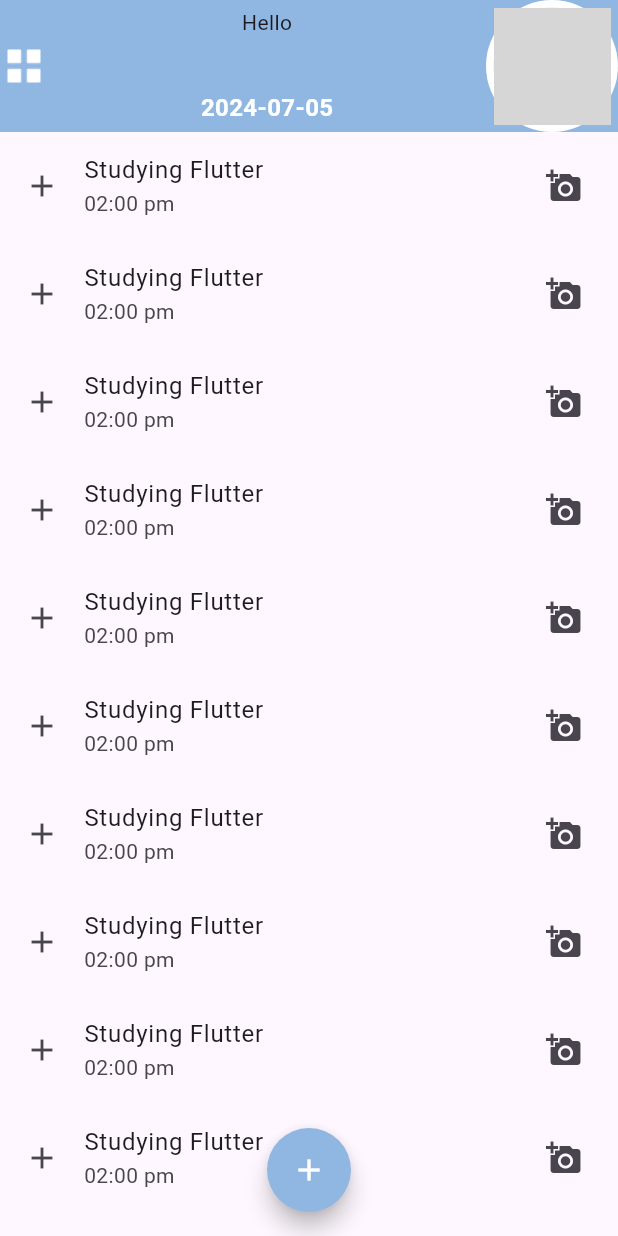
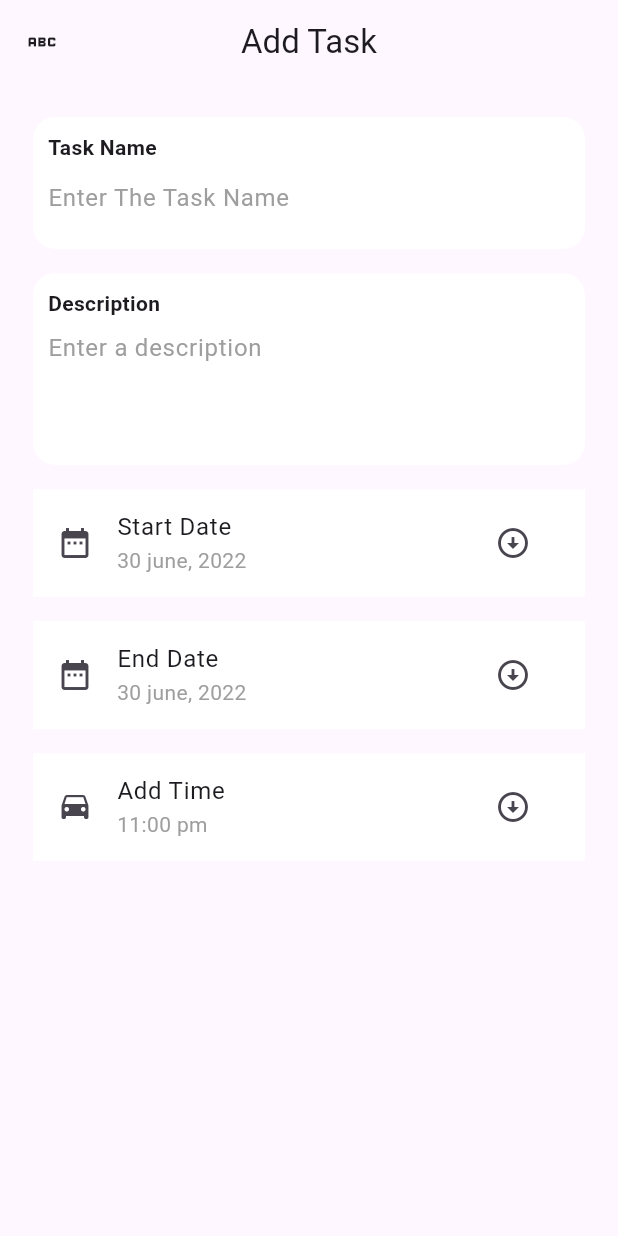
Before and after one commit to ZiadElsaadany/todo-session-cycle-8, a Flutter app: the HomeScreen screen opened directly with empty values, after a tap on the "add" icon, on a phone screen of 412 x 824 dp. Run offline on Flutter 3.47's test engine with Material 3 defaults, Android fonts, the light colour scheme and no system bars; our stand-ins replace image_picker; grey boxes are pictures that could not be loaded.

Commit message:
add task added

```diff
--- /dev/null
+++ b/lib/core/shared_widgets/custom_field.dart
@@ -0,0 +1,52 @@
+import 'package:flutter/material.dart';
+
+class CustomTextField extends StatelessWidget {
+  const CustomTextField({super.key, required this.name, required this.hintText,  this.minLine = 1 ,  this.mxLine =1, required this.controller });
+
+  final String name ;
+  final String hintText;
+  final int minLine;
+  final int mxLine;
+  final TextEditingController controller;
+
+  @override
+  Widget build(BuildContext context) {
+    return Container(
+      padding: const EdgeInsets.all(10),
+      decoration: BoxDecoration(
+        color: Colors.white,
+        borderRadius: BorderRadius.circular(15),
+
+      ),
+      child: Column
+        (
+        crossAxisAlignment: CrossAxisAlignment.start,
+        children: [
+          Text(name,
+
+            style: const TextStyle(
+              fontWeight: FontWeight.bold
+                          ),
+            textAlign: TextAlign.left,
+          ),
+          TextFormField(
+            controller: controller,
+            minLines: minLine,
+maxLines: mxLine,
+
+decoration: InputDecoration(
+   hintStyle: const TextStyle(
+     color: Colors.grey,
+     fontWeight: FontWeight.w400
+   ),
+  hintText: hintText,
+  enabledBorder:InputBorder.none,
+   focusedBorder:InputBorder.none
+),
+
+          )
+        ],
+      ),
+    );
+  }
+}
--- /dev/null
+++ b/lib/featrues/add_note/presentation/view/add_note_screen.dart
@@ -0,0 +1,19 @@
+
+import 'package:flutter/material.dart';
+import 'package:todo_cycle_8_session/featrues/add_note/presentation/view/widgets/add_note_body.dart';
+
+class AddNoteScreen extends StatelessWidget {
+  const AddNoteScreen({super.key});
+
+  @override
+  Widget build(BuildContext context) {
+    return  Scaffold(
+      appBar: AppBar(
+        centerTitle: true,
+        leading: const Icon(Icons.abc),
+        title: const Text("Add Task"),
+      ),
+      body: AddNoteBody(),
+    );
+  }
+}
--- /dev/null
+++ b/lib/featrues/add_note/presentation/view/widgets/add_note_body.dart
@@ -0,0 +1,100 @@
+import 'package:flutter/material.dart';
+import 'package:todo_cycle_8_session/core/shared_widgets/custom_field.dart';
+
+class AddNoteBody extends StatefulWidget {
+  const AddNoteBody({super.key});
+
+  @override
+  State<AddNoteBody> createState() => _AddNoteBodyState();
+}
+
+class _AddNoteBodyState extends State<AddNoteBody> {
+
+  TextEditingController nameController  =TextEditingController();
+  TextEditingController descController  =TextEditingController();
+
+  @override
+  Widget build(BuildContext context) {
+    return ListView(
+      padding: const EdgeInsets.all(22),
+      children: [
+
+        CustomTextField(
+          controller: nameController ,
+          hintText: "Enter The Task Name",
+          name: "Task Name",
+        ),
+          SizedBox(height: 16,),
+        CustomTextField(
+          controller: descController,
+          minLine: 3,
+          mxLine: 6,
+          name: "Description",
+          hintText: "Enter a description",
+        ),
+        SizedBox(height: 16,),
+        ListTile(
+          tileColor: Colors.white,
+
+          title: Text("Start Date"),subtitle: Text("30 june, 2022",
+        style: TextStyle(
+          color: Colors.grey
+        ),
+        )       ,
+          trailing: IconButton(
+            onPressed: ( ) {
+
+              showDatePicker(context: context, firstDate: DateTime.now(), lastDate:  DateTime.now().add(Duration(
+                days: 365,
+
+              )));
+
+
+            } ,
+            icon: Icon(Icons.arrow_circle_down_outlined),
+          ),
+
+          leading: Icon(Icons.date_range),
+
+        ),
+        SizedBox(height: 16,),
+
+        ListTile(
+            tileColor: Colors.white,
+          title: Text("End Date"),subtitle: Text("30 june, 2022",
+          style: TextStyle(
+              color: Colors.grey
+          ),
+        )       ,
+          trailing: IconButton(
+            onPressed: ( ) {
+              showDatePicker(context: context, firstDate: DateTime.now(), lastDate: DateTime.now().add(Duration(
+                days: 365,
+
+              )));
+            } ,
+            icon: Icon(Icons.arrow_circle_down_outlined),
+          ),
+          leading: Icon(Icons.date_range),
+        ),
+        SizedBox(height: 16,),
+
+        ListTile(
+          tileColor: Colors.white,
+          title: Text("Add Time"),subtitle: Text("11:00 pm",
+          style: TextStyle(
+              color: Colors.grey
+          ),
+        )       ,
+          trailing: IconButton(
+            onPressed: ( ) {
+             showTimePicker(context: context, initialTime: TimeOfDay.now());
+            } ,
+            icon: Icon(Icons.arrow_circle_down_outlined),
+          ),
+          leading: Icon(Icons.time_to_leave),
+        ),
+      ],
+    );
+  }
+}
--- a/lib/featrues/home/presentation/view/home_screen.dart
+++ b/lib/featrues/home/presentation/view/home_screen.dart
@@ -4,6 +4,7 @@
 import 'package:flutter/material.dart';
 import 'package:todo_cycle_8_session/core/utils/colors.dart';
 import 'package:todo_cycle_8_session/core/utils/images.dart';
+import 'package:todo_cycle_8_session/featrues/add_note/presentation/view/add_note_screen.dart';
 import 'package:todo_cycle_8_session/featrues/home/presentation/view/widgets/appbar.dart';
 
 class HomeScreen extends StatelessWidget {
@@ -23,7 +24,24 @@
           shape: RoundedRectangleBorder(
             borderRadius: BorderRadius.circular(30)
           ),
-          onPressed: ( ){ },
+          onPressed: ( ){
+
+            // showModalBottomSheet(context: context, builder: (c) {
+            //   return Text("zzz") ;
+            // });
+
+
+
+            Navigator.push(context, MaterialPageRoute(builder: (c) {
+              return  AddNoteScreen();
+            } ));
+
+
+
+
+
+
+          },
           child: Icon(Icons.add),
         ),
 
```
